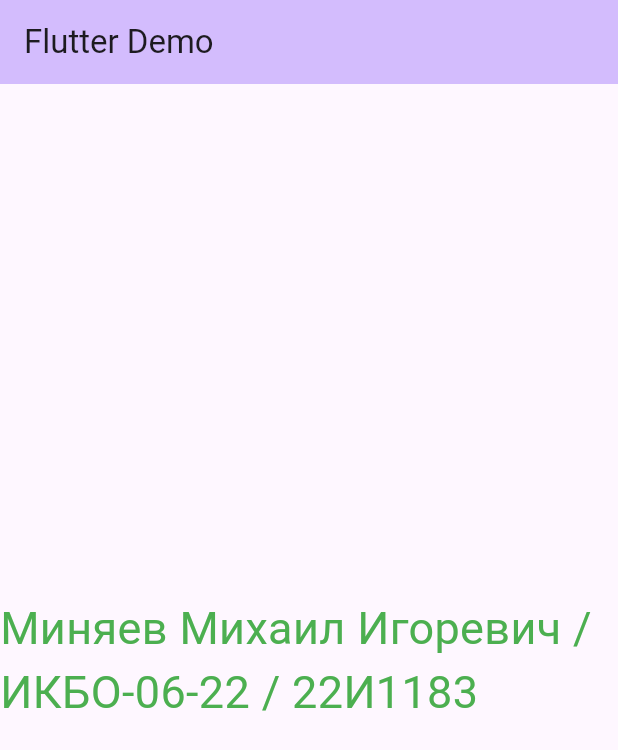
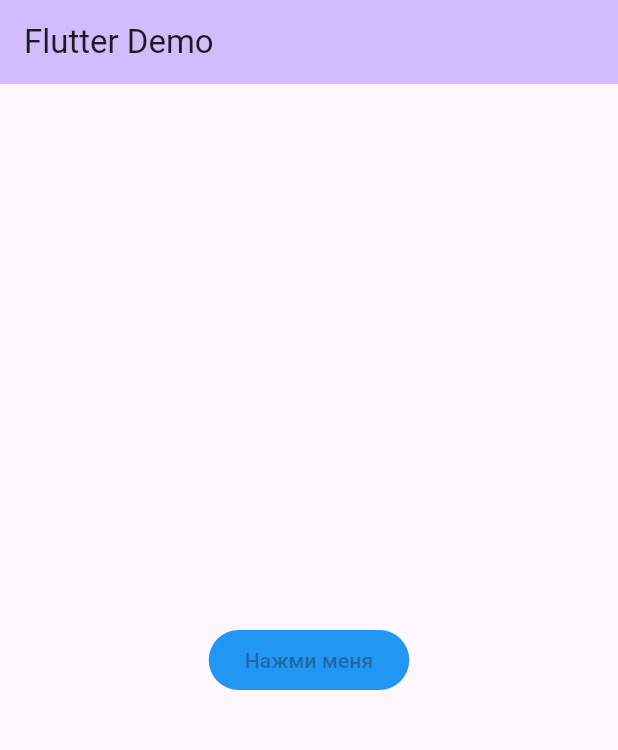
Before and after one commit to Fr4lzeN/flutter_practice1, a Flutter app: the screen it shows after launch, on a phone screen of 412 x 824 dp. Shown: the top 750 px of the screen. Run offline on Flutter 3.47's test engine with Material 3 defaults, Android fonts, the phone set to English and light mode, and no system bars.

Commit message:
Добавление ElevatedButton

```diff
--- a/lib/src/home_page/src/home_page_screen.dart
+++ b/lib/src/home_page/src/home_page_screen.dart
@@ -12,10 +12,18 @@ class MyHomePage extends StatelessWidget {
         backgroundColor: Theme.of(context).colorScheme.inversePrimary,
         title: Text(title),
       ),
-      body: const Center(
-        child: const Text(
-          'Миняев Михаил Игоревич / ИКБО-06-22 / 22И1183',
-          style: TextStyle(fontSize: 30, color: Colors.green),
+      body: Center(
+        child: ElevatedButton(
+          onPressed: null,
+          child: const Text("Нажми меня"),
+          style: ButtonStyle(
+            backgroundColor: MaterialStateProperty.all(Colors.blue),
+            shape: MaterialStateProperty.all(
+              RoundedRectangleBorder(
+                borderRadius: BorderRadius.circular(50),
+              ),
+            ),
+          ),
         ),
       ),
     );
```
